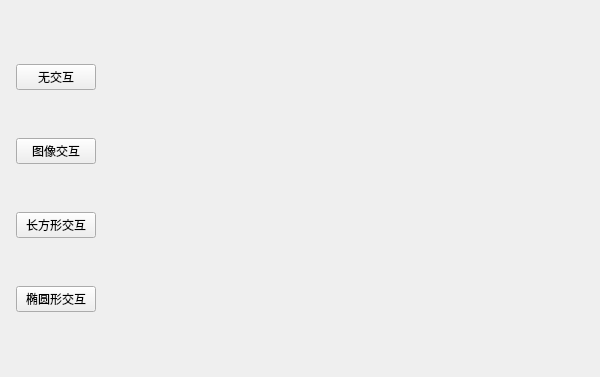
The window that VTK/ImageInteraction/Mainwindow.ui (MochenFly/MCLab) describes before a commit, drawn with Qt 5.
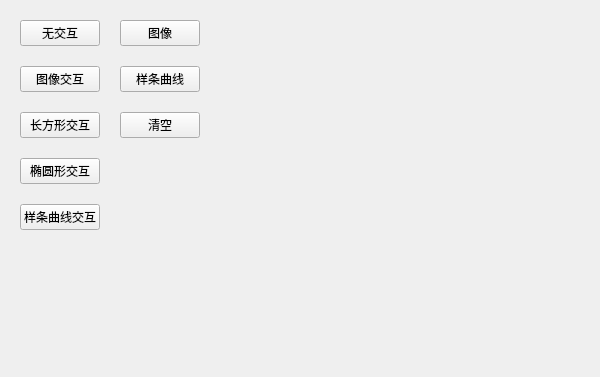
The same window after the commit.

Commit message: feat: 修改 ui

```diff
--- a/VTK/ImageInteraction/Mainwindow.ui
+++ b/VTK/ImageInteraction/Mainwindow.ui
@@ -14,27 +14,27 @@
    <string>Mainwindow</string>
   </property>
   <widget class="QWidget" name="centralWidget">
-   <layout class="QHBoxLayout" name="hLayoutMain" stretch="0,1">
+   <layout class="QHBoxLayout" name="horizontalLayout" stretch="0,0,1">
     <property name="spacing">
-     <number>16</number>
+     <number>20</number>
     </property>
     <property name="leftMargin">
-     <number>16</number>
+     <number>20</number>
     </property>
     <property name="topMargin">
-     <number>16</number>
+     <number>20</number>
     </property>
     <property name="rightMargin">
-     <number>16</number>
+     <number>20</number>
     </property>
     <property name="bottomMargin">
-     <number>16</number>
+     <number>20</number>
     </property>
     <item>
      <widget class="QWidget" name="wgtTools" native="true">
       <layout class="QVBoxLayout" name="verticalLayout">
        <property name="spacing">
-        <number>0</number>
+        <number>20</number>
        </property>
        <property name="sizeConstraint">
         <enum>QLayout::SetDefaultConstraint</enum>
@@ -57,7 +57,7 @@
           <string>无交互</string>
          </property>
          <property name="checkable">
-          <bool>true</bool>
+          <bool>false</bool>
          </property>
          <attribute name="buttonGroup">
           <string notr="true">buttonGroup</string>
@@ -70,7 +70,7 @@
           <string>图像交互</string>
          </property>
          <property name="checkable">
-          <bool>true</bool>
+          <bool>false</bool>
          </property>
          <attribute name="buttonGroup">
           <string notr="true">buttonGroup</string>
@@ -83,7 +83,7 @@
           <string>长方形交互</string>
          </property>
          <property name="checkable">
-          <bool>true</bool>
+          <bool>false</bool>
          </property>
          <attribute name="buttonGroup">
           <string notr="true">buttonGroup</string>
@@ -96,12 +96,87 @@
           <string>椭圆形交互</string>
          </property>
          <property name="checkable">
-          <bool>true</bool>
+          <bool>false</bool>
          </property>
          <attribute name="buttonGroup">
           <string notr="true">buttonGroup</string>
          </attribute>
         </widget>
+       </item>
+       <item>
+        <widget class="QPushButton" name="btnSpline">
+         <property name="text">
+          <string>样条曲线交互</string>
+         </property>
+        </widget>
+       </item>
+       <item>
+        <spacer name="verticalSpacer">
+         <property name="orientation">
+          <enum>Qt::Vertical</enum>
+         </property>
+         <property name="sizeHint" stdset="0">
+          <size>
+           <width>20</width>
+           <height>40</height>
+          </size>
+         </property>
+        </spacer>
+       </item>
+      </layout>
+     </widget>
+    </item>
+    <item>
+     <widget class="QWidget" name="wgtData" native="true">
+      <layout class="QVBoxLayout" name="verticalLayout_2">
+       <property name="spacing">
+        <number>20</number>
+       </property>
+       <property name="leftMargin">
+        <number>0</number>
+       </property>
+       <property name="topMargin">
+        <number>0</number>
+       </property>
+       <property name="rightMargin">
+        <number>0</number>
+       </property>
+       <property name="bottomMargin">
+        <number>0</number>
+       </property>
+       <item>
+        <widget class="QPushButton" name="btnImageData">
+         <property name="text">
+          <string>图像</string>
+         </property>
+        </widget>
+       </item>
+       <item>
+        <widget class="QPushButton" name="btnSplineData">
+         <property name="text">
+          <string>样条曲线</string>
+         </property>
+        </widget>
+       </item>
+       <item>
+        <widget class="QPushButton" name="btnClear">
+         <property name="text">
+          <string>清空</string>
+         </property>
+        </widget>
+       </item>
+       <item>
+        <spacer name="verticalSpacer_2">
+         <property name="orientation">
+          <enum>Qt::Vertical</enum>
+         </property>
+         <property name="sizeHint" stdset="0">
+          <size>
+           <width>20</width>
+           <height>238</height>
+          </size>
+         </property>
+        </spacer>
        </item>
       </layout>
      </widget>
```
Left out of the diff: 15 changed lines with no effect on the pictures. The commit also changes 1 other file.
